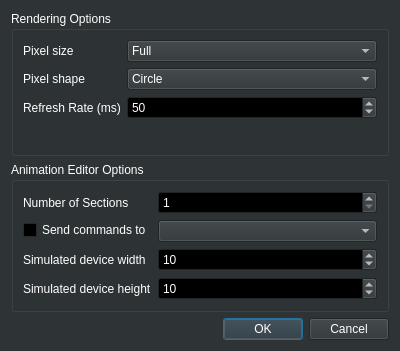
8bitbuddhist/PixelMaestro-Studio, file src/window/settingsdialog.ui: the form before one commit.
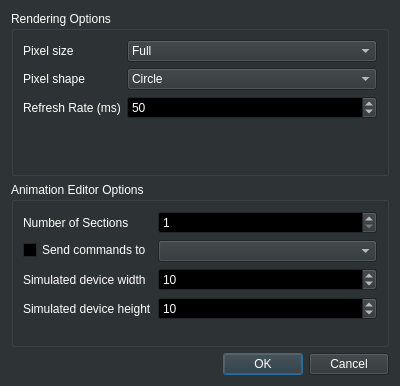
The form after the commit.

Patch:
```diff
--- a/src/window/settingsdialog.ui
+++ b/src/window/settingsdialog.ui
@@ -7,7 +7,7 @@
     <x>0</x>
     <y>0</y>
     <width>400</width>
-    <height>351</height>
+    <height>386</height>
    </rect>
   </property>
   <property name="palette">
```
Left out of the diff: 3 changed lines with no effect on the pictures.
